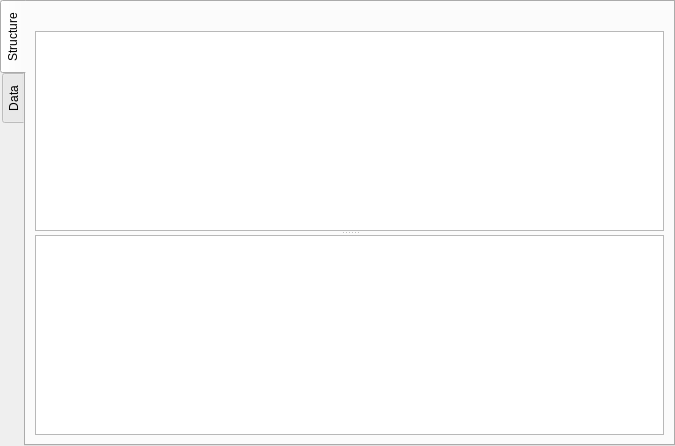
Above: sqlantaresia/TableDetailsWidget.ui from mtorromeo/sqlantaresia before the change. Below: the same form after it.
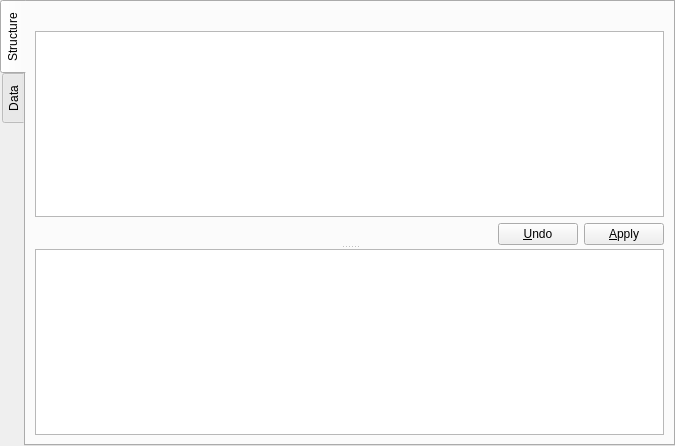
That is the form after the change. Icons and pictures are not drawn. Custom widgets are drawn as their Qt base class.

The edit to the form file:
```diff
--- a/sqlantaresia/TableDetailsWidget.ui
+++ b/sqlantaresia/TableDetailsWidget.ui
@@ -24,7 +24,7 @@
    <attribute name="title">
     <string>Structure</string>
    </attribute>
-   <layout class="QVBoxLayout" name="verticalLayout">
+   <layout class="QVBoxLayout" name="verticalLayout_2">
     <item>
      <widget class="QLabel" name="lblTableInfo">
       <property name="text">
@@ -37,6 +37,9 @@
       <property name="orientation">
        <enum>Qt::Vertical</enum>
       </property>
+      <widget class="QWidget" name="">
+       <layout class="QVBoxLayout" name="verticalLayout">
+        <item>
       <widget class="QTableView" name="tableStructure">
        <property name="selectionMode">
         <enum>QAbstractItemView::SingleSelection</enum>
@@ -51,6 +54,48 @@
         <bool>false</bool>
        </attribute>
       </widget>
+        </item>
+        <item>
+         <layout class="QHBoxLayout" name="horizontalLayout">
+          <item>
+           <spacer name="horizontalSpacer">
+            <property name="orientation">
+             <enum>Qt::Horizontal</enum>
+            </property>
+            <property name="sizeHint" stdset="0">
+             <size>
+              <width>40</width>
+              <height>20</height>
+             </size>
+            </property>
+           </spacer>
+          </item>
+          <item>
+           <widget class="QPushButton" name="btnUndo">
+            <property name="text">
+             <string>&amp;Undo</string>
+            </property>
+            <property name="icon">
+             <iconset resource="icons.qrc">
+              <normaloff>:/16/edit-undo</normaloff>:/16/edit-undo</iconset>
+            </property>
+           </widget>
+          </item>
+          <item>
+           <widget class="QPushButton" name="btnApply">
+            <property name="text">
+             <string>&amp;Apply</string>
+            </property>
+            <property name="icon">
+             <iconset resource="icons.qrc">
+              <normaloff>:/16/dialog-ok-apply</normaloff>:/16/dialog-ok-apply</iconset>
+            </property>
+           </widget>
+          </item>
+         </layout>
+        </item>
+       </layout>
+      </widget>
       <widget class="QTableView" name="tableIndexes">
        <property name="selectionMode">
         <enum>QAbstractItemView::SingleSelection</enum>
```
Left out of the diff: 8 changed lines with no effect on the pictures. Lines whose indentation alone changed are shown as unchanged.
